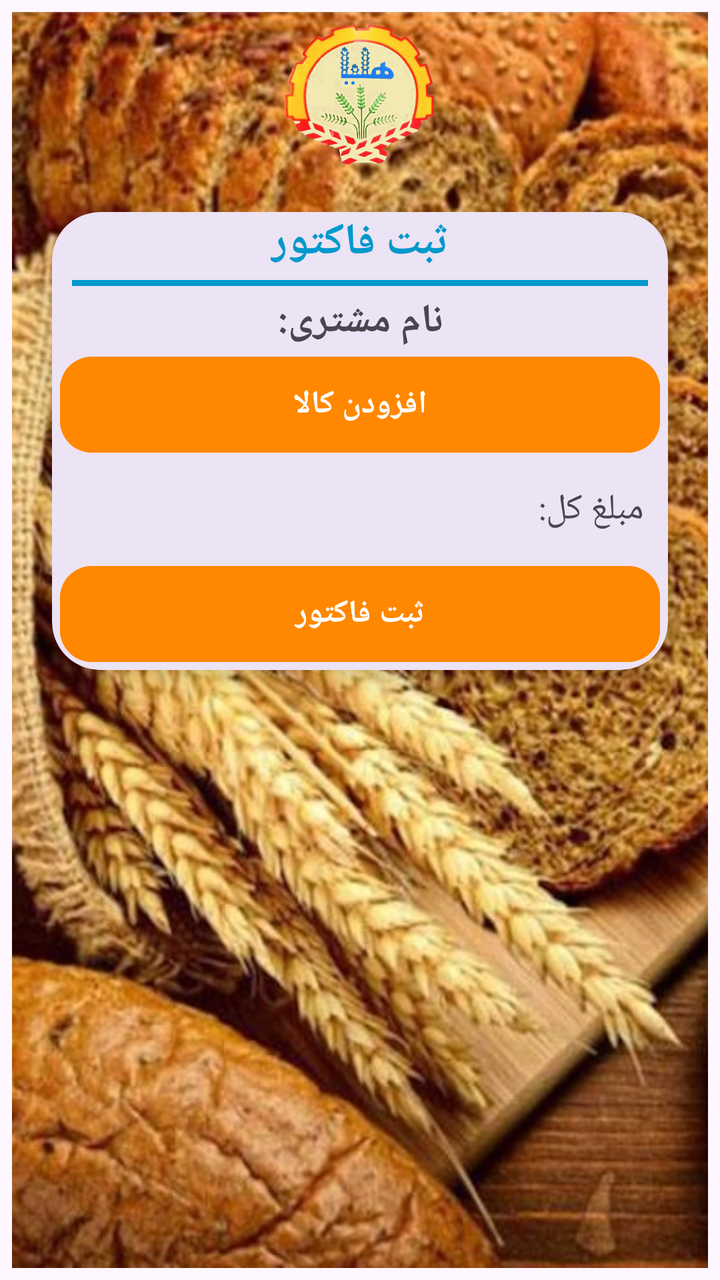
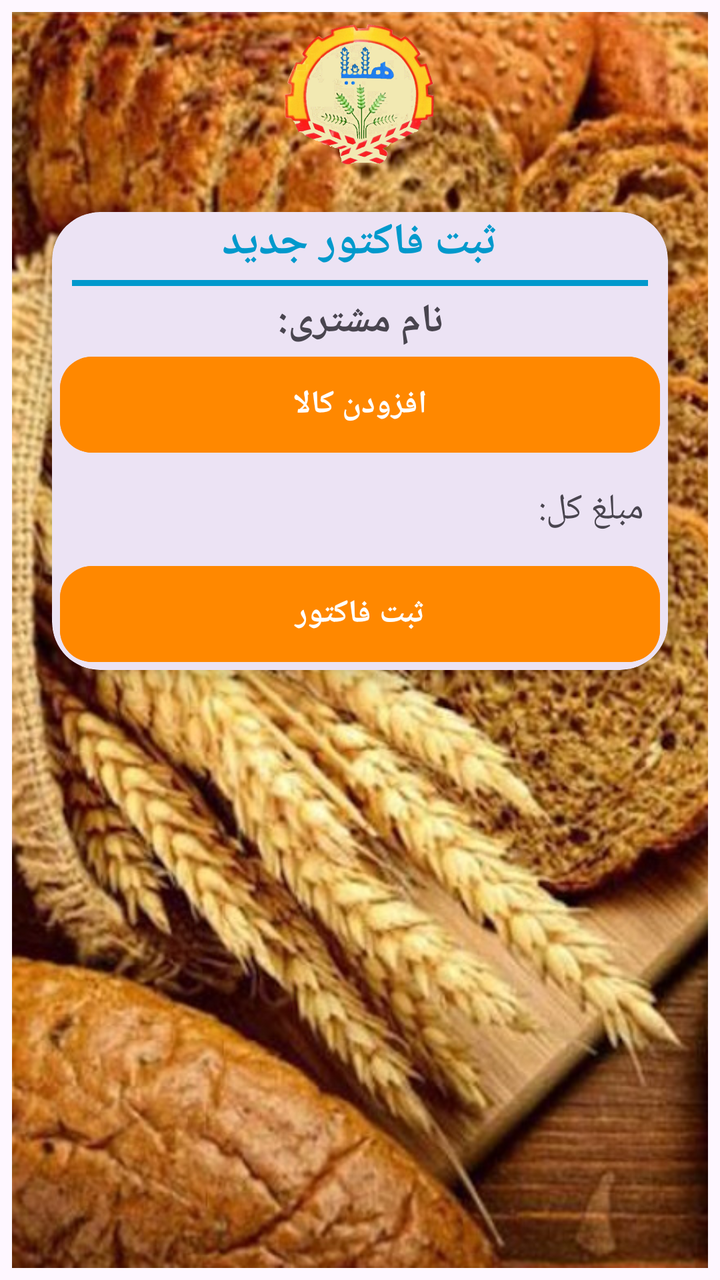

Two renders of the same Android screen: before a commit and after it. Below are the layout's source before the change and the commit's diff.
<!-- AndroidManifest.xml: application theme Theme.Helia -->
<!-- res/layout/activity_invoice.xml -->
<?xml version="1.0" encoding="utf-8"?>
<ScrollView xmlns:android="http://schemas.android.com/apk/res/android"
    xmlns:app="http://schemas.android.com/apk/res-auto"
    xmlns:tools="http://schemas.android.com/tools"
    android:id="@+id/main"
    android:layout_width="match_parent"
    android:layout_height="match_parent"
    android:fillViewport="true">

    <androidx.constraintlayout.widget.ConstraintLayout
        android:layout_width="match_parent"
        android:layout_height="wrap_content"
        android:padding="6dp">
        
        <ImageView
            android:id="@+id/ivBackground"
            android:layout_width="0dp"
            android:layout_height="0dp"
            android:scaleType="centerCrop"
            android:src="@drawable/h62"
            app:layout_constraintBottom_toBottomOf="parent"
            app:layout_constraintEnd_toEndOf="parent"
            app:layout_constraintStart_toStartOf="parent"
            app:layout_constraintTop_toTopOf="parent" />

        
        <ImageView
            android:id="@+id/ivLogo"
            android:layout_width="80dp"
            android:layout_height="80dp"
            android:layout_marginBottom="24dp"
            android:src="@drawable/helia2"
            app:layout_constraintEnd_toEndOf="parent"
            app:layout_constraintStart_toStartOf="parent"
            app:layout_constraintTop_toTopOf="@id/ivBackground" />

        <com.google.android.material.card.MaterialCardView
            android:id="@+id/cardContainer"
            android:layout_width="match_parent"
            android:layout_height="wrap_content"
            android:layout_margin="20dp"
            android:layout_marginTop="80dp"
            app:cardCornerRadius="24dp"
            app:cardElevation="8dp"
            app:layout_constraintLeft_toLeftOf="@id/ivBackground"
            app:layout_constraintTop_toBottomOf="@id/ivLogo"
            app:strokeWidth="0dp">

            <LinearLayout
                android:layout_width="match_parent"
                android:layout_height="match_parent"
                android:orientation="vertical">

                <TextView
                    android:layout_width="wrap_content"
                    android:layout_height="wrap_content"
                    android:layout_gravity="center"
                    android:text="ثبت فاکتور"
                    android:textColor="#0099CC"
                    android:textSize="22sp"
                    android:textStyle="bold" />

                <View
                    android:layout_width="wrap_content"
                    android:layout_height="3dp"
                    android:layout_gravity="center"
                    android:layout_marginLeft="10dp"
                    android:layout_marginTop="4dp"
                    android:layout_marginRight="10dp"
                    android:layout_marginBottom="4dp"
                    android:background="#0099CC" />

                <TextView
                    android:id="@+id/txtCustomer"
                    android:layout_width="match_parent"
                    android:layout_height="wrap_content"
                    android:textAlignment="center"
                    android:textStyle="bold"
                    android:text="نام مشتری:"
                    android:textSize="20sp" />



                <com.google.android.material.button.MaterialButton
                    android:id="@+id/btnAddProduct"
                    android:layout_width="match_parent"
                    android:layout_height="56dp"
                    android:layout_marginLeft="4dp"
                    android:layout_marginRight="4dp"
                    android:backgroundTint="@android:color/holo_orange_dark"
                    android:text="افزودن کالا"
                    android:textColor="@color/white"
                    android:textSize="16sp"
                    android:textStyle="bold"
                    app:cornerRadius="16dp" />

                <androidx.recyclerview.widget.RecyclerView
                    android:id="@+id/rvItems"
                    android:layout_width="match_parent"
                    android:layout_height="0dp"
                    android:layout_weight="1" />

                <TextView
                    android:id="@+id/txtTotal"
                    android:layout_width="match_parent"
                    android:layout_height="wrap_content"
                    android:padding="12dp"
                    android:text="مبلغ کل:"
                    android:textSize="18sp" />


                <com.google.android.material.button.MaterialButton
                    android:id="@+id/btnSaveInvoice"
                    android:layout_width="match_parent"
                    android:layout_height="56dp"
                    android:layout_marginLeft="4dp"
                    android:layout_marginRight="4dp"
                    android:backgroundTint="@android:color/holo_orange_dark"
                    android:text="ثبت فاکتور"
                    android:textColor="@color/white"
                    android:textSize="16sp"
                    android:textStyle="bold"
                    app:cornerRadius="16dp" />


            </LinearLayout>
        </com.google.android.material.card.MaterialCardView>
    </androidx.constraintlayout.widget.ConstraintLayout>
</ScrollView>
<!-- resources referenced by this layout -->
<resources>
  <color name="white">#FFFFFFFF</color>
  <!-- drawable h62: jpg bitmap (drawable, 373856 bytes) -->
  <!-- drawable helia2: png bitmap (drawable, 226367 bytes) -->
  <style name="Theme.Helia" parent="Base.Theme.Helia" />
  <style name="Base.Theme.Helia" parent="Theme.Material3.DayNight.NoActionBar">
          
          
      </style>
</resources>

<!-- the commit's change to res/layout/activity_invoice.xml (unified diff, before → after) -->
@@ -55,7 +55,7 @@
                     android:layout_width="wrap_content"
                     android:layout_height="wrap_content"
                     android:layout_gravity="center"
-                    android:text="ثبت فاکتور"
+                    android:text="ثبت فاکتور جدید"
                     android:textColor="#0099CC"
                     android:textSize="22sp"
                     android:textStyle="bold" />
@@ -108,7 +108,6 @@
                     android:text="مبلغ کل:"
                     android:textSize="18sp" />
 
-
                 <com.google.android.material.button.MaterialButton
                     android:id="@+id/btnSaveInvoice"
                     android:layout_width="match_parent"
